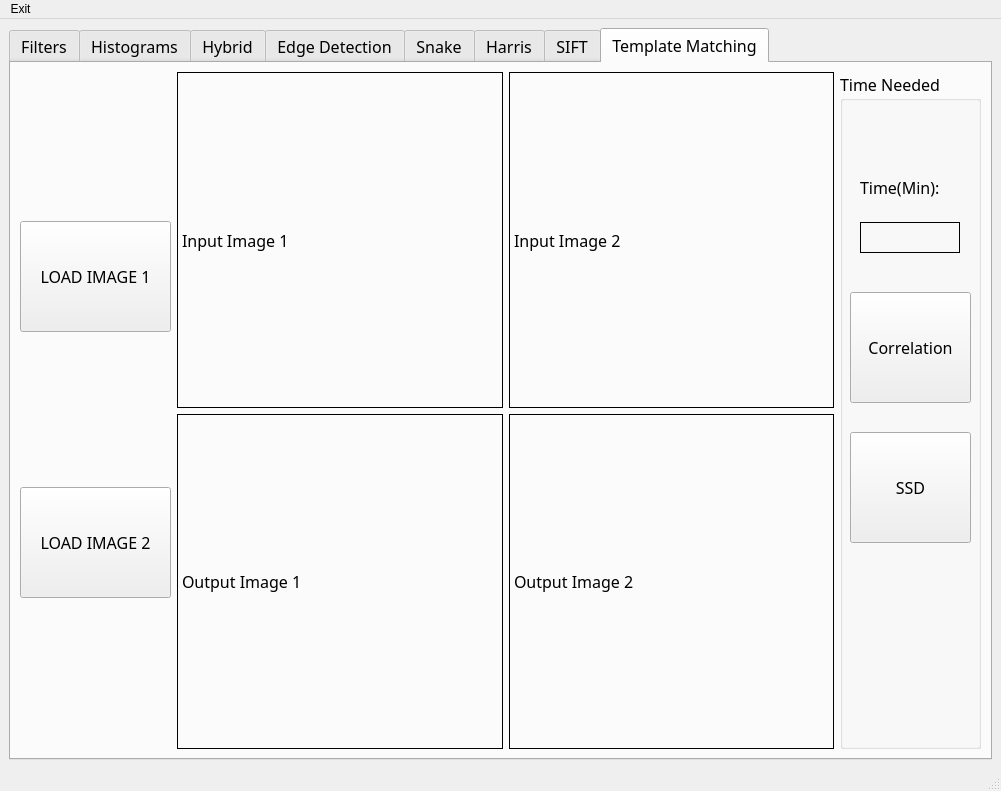
The window that Task3/ImageView.ui (mennahamdy33/CV) describes before a commit, drawn with Qt 5.
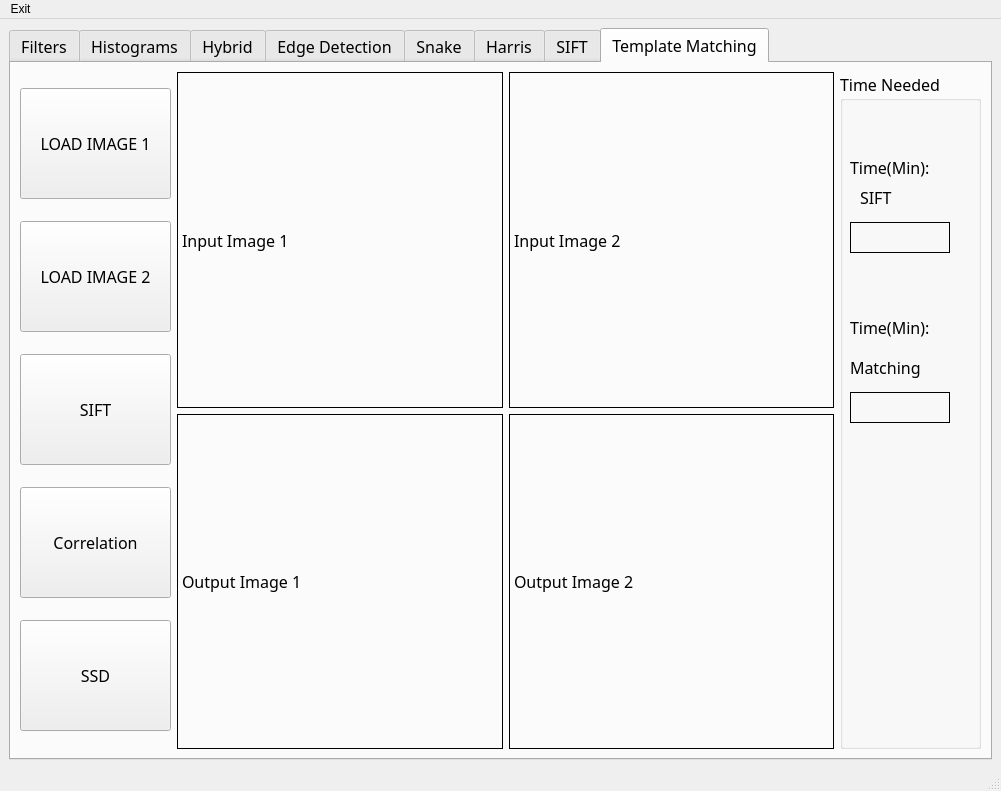
The same window after the commit. The open tabs and pages were chosen to show the change. Custom widgets are drawn as their Qt base class.

```diff
--- a/Task3/ImageView.ui
+++ b/Task3/ImageView.ui
@@ -1355,6 +1355,75 @@
               </property>
              </widget>
             </item>
+            <item>
+             <widget class="QPushButton" name="SIFTTab8">
+              <property name="minimumSize">
+               <size>
+                <width>151</width>
+                <height>111</height>
+               </size>
+              </property>
+              <property name="maximumSize">
+               <size>
+                <width>151</width>
+                <height>111</height>
+               </size>
+              </property>
+              <property name="text">
+               <string>SIFT</string>
+              </property>
+             </widget>
+            </item>
+            <item>
+             <widget class="QPushButton" name="correlationTab8">
+              <property name="sizePolicy">
+               <sizepolicy hsizetype="Fixed" vsizetype="Fixed">
+                <horstretch>0</horstretch>
+                <verstretch>0</verstretch>
+               </sizepolicy>
+              </property>
+              <property name="minimumSize">
+               <size>
+                <width>151</width>
+                <height>111</height>
+               </size>
+              </property>
+              <property name="maximumSize">
+               <size>
+                <width>151</width>
+                <height>111</height>
+               </size>
+              </property>
+              <property name="text">
+               <string>Correlation</string>
+              </property>
+             </widget>
+            </item>
+            <item>
+             <widget class="QPushButton" name="ssdTab8">
+              <property name="sizePolicy">
+               <sizepolicy hsizetype="Fixed" vsizetype="Fixed">
+                <horstretch>0</horstretch>
+                <verstretch>0</verstretch>
+               </sizepolicy>
+              </property>
+              <property name="minimumSize">
+               <size>
+                <width>151</width>
+                <height>111</height>
+               </size>
+              </property>
+              <property name="maximumSize">
+               <size>
+                <width>151</width>
+                <height>111</height>
+               </size>
+              </property>
+              <property name="text">
+               <string>SSD</string>
+              </property>
+             </widget>
+            </item>
            </layout>
           </item>
           <item>
@@ -1435,8 +1504,8 @@
             <widget class="QLabel" name="label_9">
              <property name="geometry">
               <rect>
-               <x>20</x>
-               <y>100</y>
+               <x>10</x>
+               <y>80</y>
                <width>121</width>
                <height>31</height>
               </rect>
@@ -1466,7 +1535,7 @@
             <widget class="QLabel" name="timeTab8">
              <property name="geometry">
               <rect>
-               <x>20</x>
+               <x>10</x>
                <y>150</y>
                <width>100</width>
                <height>31</height>
@@ -1497,66 +1566,107 @@
               <string/>
              </property>
             </widget>
-            <widget class="QPushButton" name="correlationTab8">
+            <widget class="QLabel" name="label">
              <property name="geometry">
               <rect>
-               <x>10</x>
-               <y>220</y>
+               <x>20</x>
+               <y>110</y>
                <width>121</width>
-               <height>111</height>
+               <height>31</height>
               </rect>
              </property>
-             <property name="sizePolicy">
-              <sizepolicy hsizetype="Fixed" vsizetype="Fixed">
-               <horstretch>0</horstretch>
-               <verstretch>0</verstretch>
-              </sizepolicy>
-             </property>
              <property name="minimumSize">
               <size>
                <width>121</width>
-               <height>111</height>
+               <height>31</height>
               </size>
              </property>
              <property name="maximumSize">
               <size>
                <width>121</width>
-               <height>111</height>
+               <height>31</height>
               </size>
              </property>
              <property name="text">
-              <string>Correlation</string>
+              <string>SIFT</string>
              </property>
             </widget>
-            <widget class="QPushButton" name="ssdTab8">
+            <widget class="QLabel" name="label_4">
              <property name="geometry">
               <rect>
                <x>10</x>
-               <y>360</y>
+               <y>280</y>
                <width>121</width>
-               <height>111</height>
+               <height>31</height>
               </rect>
              </property>
-             <property name="sizePolicy">
-              <sizepolicy hsizetype="Fixed" vsizetype="Fixed">
-               <horstretch>0</horstretch>
-               <verstretch>0</verstretch>
-              </sizepolicy>
+             <property name="minimumSize">
+              <size>
+               <width>121</width>
+               <height>31</height>
+              </size>
              </property>
+             <property name="maximumSize">
+              <size>
+               <width>121</width>
+               <height>31</height>
+              </size>
+             </property>
+             <property name="text">
+              <string>Matching</string>
+             </property>
+            </widget>
+            <widget class="QLabel" name="label_7">
+             <property name="geometry">
+              <rect>
+               <x>10</x>
+               <y>240</y>
+               <width>121</width>
+               <height>31</height>
+              </rect>
+             </property>
              <property name="minimumSize">
               <size>
                <width>121</width>
-               <height>111</height>
+               <height>31</height>
               </size>
              </property>
              <property name="maximumSize">
               <size>
                <width>121</width>
-               <height>111</height>
+               <height>31</height>
               </size>
              </property>
              <property name="text">
-              <string>SSD</string>
+              <string>Time(Min):</string>
+             </property>
+            </widget>
+            <widget class="QLabel" name="timeMatchTab8">
+             <property name="geometry">
+              <rect>
+               <x>10</x>
+               <y>320</y>
+               <width>100</width>
+               <height>31</height>
+              </rect>
+             </property>
+             <property name="minimumSize">
+              <size>
+               <width>100</width>
+               <height>31</height>
+              </size>
+             </property>
+             <property name="maximumSize">
+              <size>
+               <width>100</width>
+               <height>31</height>
+              </size>
+             </property>
+             <property name="frameShape">
+              <enum>QFrame::Box</enum>
+             </property>
+             <property name="text">
+              <string/>
              </property>
             </widget>
            </widget>
```
Left out of the diff: 2 changed lines with no effect on the pictures.
